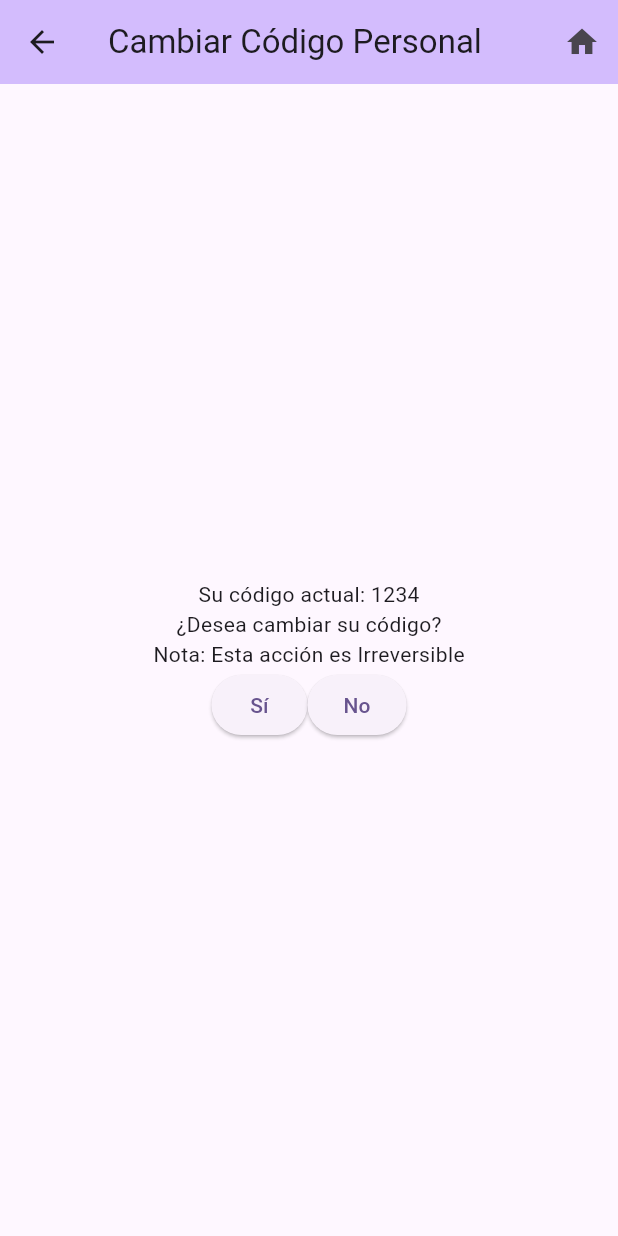
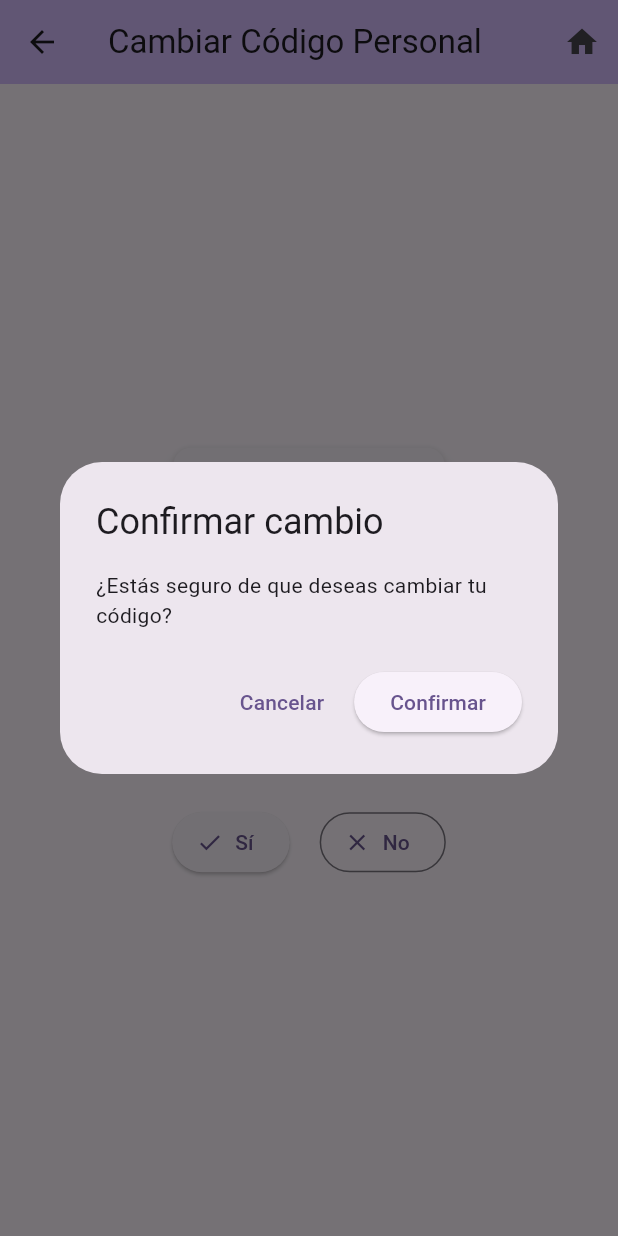
Before and after one commit to DanBR-UPQ/SVCAM, a Flutter app: the CambiarCodigoPage screen opened by its route, after a tap on "Sí", on a phone screen of 412 x 824 dp. Run offline on Flutter 3.47's test engine with Material 3 defaults, Android fonts, the phone set to English and light mode, and no system bars.

Commit message:
Changes to be committed: 	modified:   lib/pages/cambiar_codigo_page.dart

```diff
--- a/lib/pages/cambiar_codigo_page.dart
+++ b/lib/pages/cambiar_codigo_page.dart
@@ -1,55 +1,106 @@
 import 'package:flutter/material.dart';
 
-class CambiarCodigoPage extends StatelessWidget{
+class CambiarCodigoPage extends StatelessWidget {
   const CambiarCodigoPage({super.key});
 
   final int codigoPersonal = 1234;
 
   @override
-  Widget build(BuildContext context){
+  Widget build(BuildContext context) {
     return Scaffold(
       appBar: AppBar(
-
         backgroundColor: Theme.of(context).colorScheme.inversePrimary,
-
-        title: Text('Cambiar Código Personal'),
+        title: const Text('Cambiar Código Personal'),
         actions: [
-          IconButton(onPressed: (){
-            Navigator.pop(context);
-          }
-          , icon: Icon(Icons.home))
+          IconButton(
+            onPressed: () => Navigator.pop(context),
+            icon: const Icon(Icons.home),
+          ),
         ],
-      ), // appbar
-      body: Center(
+      ),
+      body: Padding(
+        padding: const EdgeInsets.all(24.0),
         child: Column(
           mainAxisAlignment: MainAxisAlignment.center,
           children: [
-            Text('Su código actual: $codigoPersonal'),
-            Text('¿Desea cambiar su código?'),
-            Text('Nota: Esta acción es Irreversible'),
-            Center(
-              child: Row(
-                mainAxisAlignment: MainAxisAlignment.center,
-                children: [
-                  ElevatedButton(
-                  onPressed: (){
-
+            Card(
+              elevation: 4,
+              shape: RoundedRectangleBorder(borderRadius: BorderRadius.circular(12)),
+              child: Padding(
+                padding: const EdgeInsets.all(20.0),
+                child: Column(
+                  children: [
+                    const Text(
+                      'Tu código actual:',
+                      style: TextStyle(fontSize: 18),
+                    ),
+                    const SizedBox(height: 10),
+                    Text(
+                      '$codigoPersonal',
+                      style: const TextStyle(
+                        fontSize: 32,
+                        fontWeight: FontWeight.bold,
+                        letterSpacing: 4,
+                      ),
+                    ),
+                  ],
+                ),
+              ),
+            ),
+            const SizedBox(height: 30),
+            const Text(
+              '¿Deseas cambiar tu código?',
+              style: TextStyle(fontSize: 16),
+            ),
+            const SizedBox(height: 10),
+            const Text(
+              'Nota: Esta acción es irreversible',
+              style: TextStyle(color: Colors.red),
+            ),
+            const SizedBox(height: 30),
+            Row(
+              mainAxisAlignment: MainAxisAlignment.center,
+              children: [
+                ElevatedButton.icon(
+                  onPressed: () {
+                    showDialog(
+                      context: context,
+                      builder: (context) => AlertDialog(
+                        title: const Text('Confirmar cambio'),
+                        content: const Text('¿Estás seguro de que deseas cambiar tu código?'),
+                        actions: [
+                          TextButton(
+                            onPressed: () => Navigator.pop(context),
+                            child: const Text('Cancelar'),
+                          ),
+                          ElevatedButton(
+                            onPressed: () {
+                              // Aquí iría la lógica para generar un nuevo código
+                              Navigator.pop(context);
+                              ScaffoldMessenger.of(context).showSnackBar(
+                                const SnackBar(content: Text('Código cambiado con éxito')),
+                              );
+                            },
+                            child: const Text('Confirmar'),
+                          ),
+                        ],
+                      ),
+                    );
                   },
-                  child: Text('Sí'),
+                  icon: const Icon(Icons.check),
+                  label: const Text('Sí'),
                 ),
-                ElevatedButton(
-                  onPressed: (){
-
-                  },
-                  child: Text('No'),
+                const SizedBox(width: 20),
+                OutlinedButton.icon(
+                  onPressed: () => Navigator.pop(context),
+                  icon: const Icon(Icons.close),
+                  label: const Text('No'),
                 ),
-                ]
-              ),
-            ), // Row
-
+              ],
+            ),
           ],
-        ) // center
-      ), // body
-    ); // return
-  } // widget
-} // class
+        ),
+      ),
+    );
+  }
+}
```
